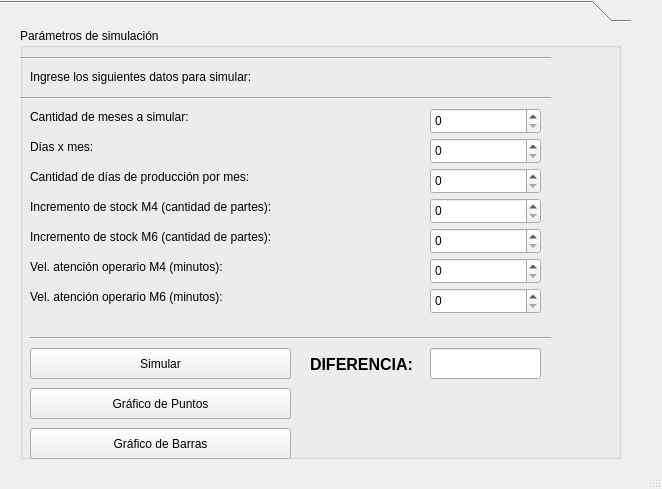
The window that window.ui (brunohughes/MyS-FabricaDeMesas) describes before a commit, drawn with Qt 5.
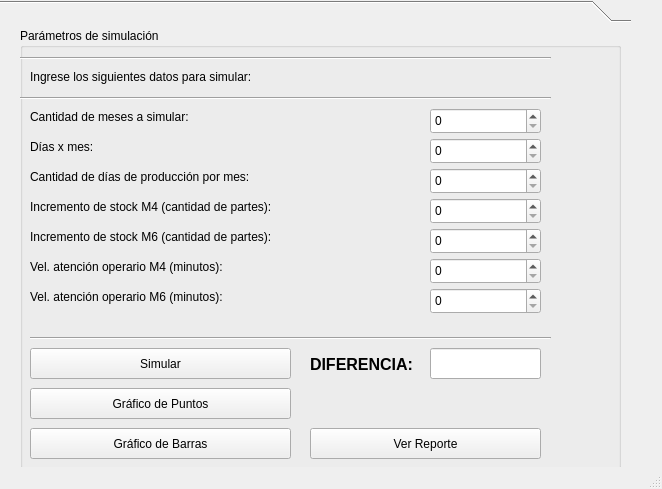
The same window after the commit.

Commit message: Genero log txt con la info para mostrar en reporte

Diff of the .ui file:
```diff
--- a/window.ui
+++ b/window.ui
@@ -44,7 +44,7 @@
         <x>20</x>
         <y>0</y>
         <width>601</width>
-        <height>431</height>
+        <height>441</height>
        </rect>
       </property>
       <property name="title">
@@ -335,6 +335,19 @@
         <string>Gráfico de Barras</string>
        </property>
       </widget>
+      <widget class="QPushButton" name="btnReporte">
+       <property name="geometry">
+        <rect>
+         <x>290</x>
+         <y>400</y>
+         <width>231</width>
+         <height>31</height>
+        </rect>
+       </property>
+       <property name="text">
+        <string>Ver Reporte</string>
+       </property>
+      </widget>
      </widget>
      <widget class="Line" name="line_3">
       <property name="geometry">
```
Left out of the diff: 4 changed lines with no effect on the pictures. The commit also changes 2 other files.
